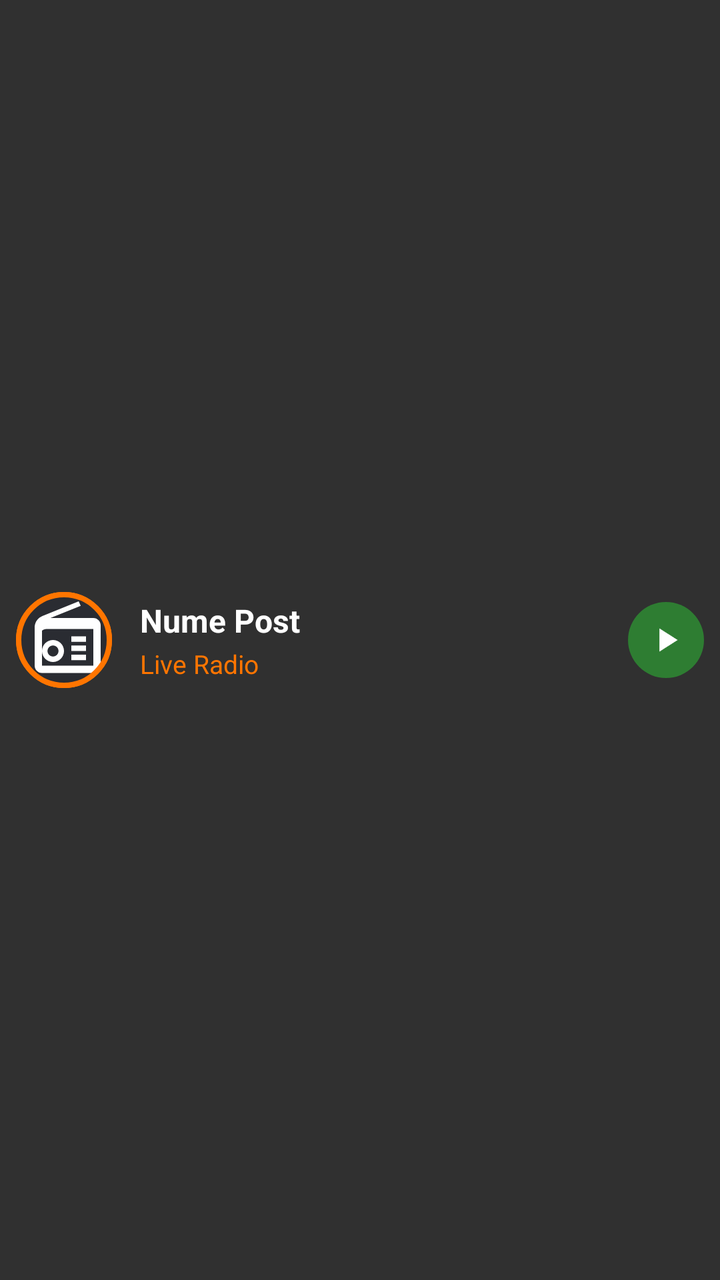
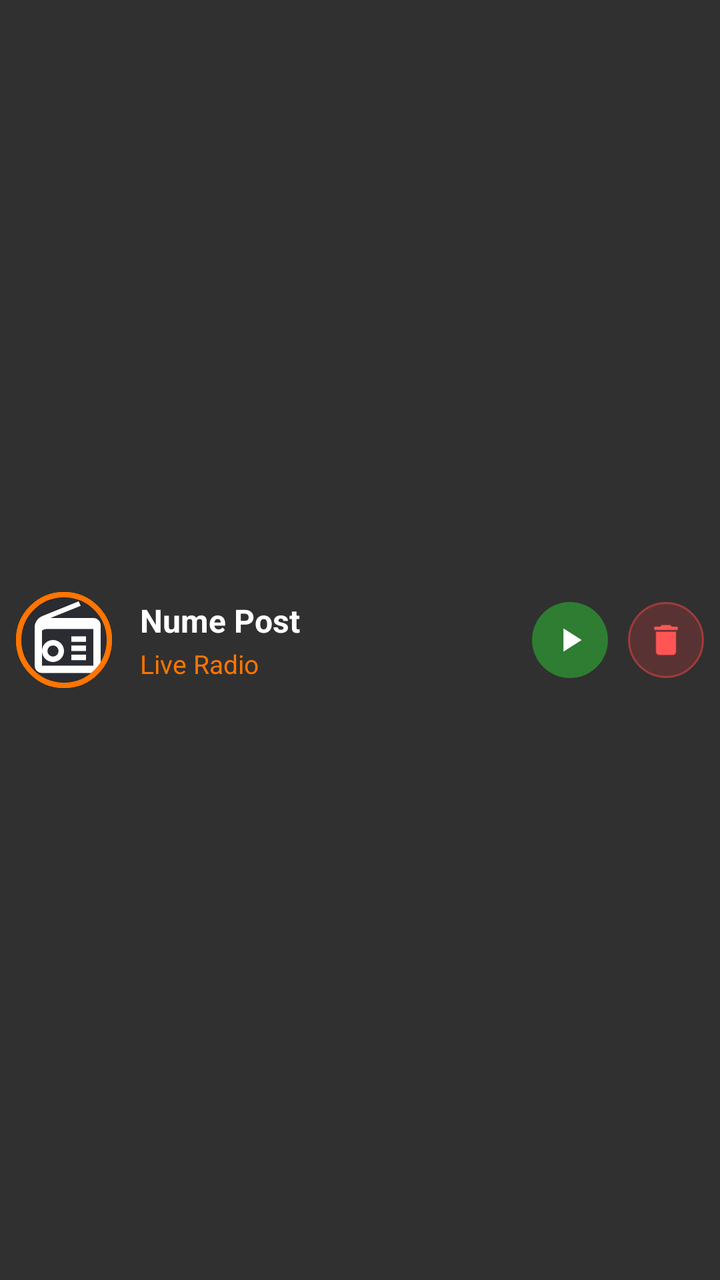

Compare the two renders of this Android layout. The source of the first and the diff that turns it into the second are given below.
<!-- AndroidManifest.xml: application theme Theme.AppCompat.NoActionBar -->
<!-- res/layout/item_radio_station.xml -->
<?xml version="1.0" encoding="utf-8"?>
<LinearLayout xmlns:android="http://schemas.android.com/apk/res/android"
    android:layout_width="match_parent"
    android:layout_height="62dp"
    android:orientation="horizontal"
    android:gravity="center_vertical"
    android:paddingStart="8dp"
    android:paddingEnd="8dp"
    android:paddingTop="6dp"
    android:paddingBottom="6dp"
    android:background="@drawable/bg_favorite_item"
    android:clickable="true"
    android:focusable="true"
    android:focusableInTouchMode="false">

    
    <FrameLayout
        android:id="@+id/radio_logo_frame"
        android:layout_width="48dp"
        android:layout_height="48dp"
        android:background="@drawable/bg_circle_photo"
        android:foreground="@drawable/bg_circle_photo_border"
        android:padding="2dp">

        <ImageView
            android:id="@+id/radio_station_logo"
            android:layout_width="match_parent"
            android:layout_height="match_parent"
            android:scaleType="centerCrop"
            android:src="@drawable/ic_gauge_radio" />
    </FrameLayout>

    
    <LinearLayout
        android:layout_width="0dp"
        android:layout_height="wrap_content"
        android:layout_weight="1"
        android:layout_marginStart="14dp"
        android:orientation="vertical">

        <TextView
            android:id="@+id/radio_station_name"
            android:layout_width="match_parent"
            android:layout_height="wrap_content"
            android:text="Nume Post"
            android:textColor="@color/bmw_white"
            android:textSize="16sp"
            android:textStyle="bold"
            android:singleLine="true"
            android:ellipsize="end" />

        <TextView
            android:id="@+id/radio_station_genre"
            android:layout_width="match_parent"
            android:layout_height="wrap_content"
            android:layout_marginTop="2dp"
            android:text="Live Radio"
            android:textColor="@color/bmw_amber"
            android:textSize="13sp"
            android:singleLine="true" />
    </LinearLayout>

    
    <FrameLayout
        android:layout_width="38dp"
        android:layout_height="38dp"
        android:background="@drawable/bg_call_btn_answer"
        android:clickable="false"
        android:focusable="false">

        <ImageView
            android:id="@+id/radio_station_action_icon"
            android:layout_width="20dp"
            android:layout_height="20dp"
            android:layout_gravity="center"
            android:src="@drawable/ic_media_play" />
    </FrameLayout>

</LinearLayout>
<!-- resources referenced by this layout -->
<resources>
  <color name="bmw_amber">#FF7500</color>
  <color name="bmw_white">#FFFFFF</color>
  <!-- drawable bg_call_btn_answer (drawable) -->
  <?xml version="1.0" encoding="utf-8"?>
  <ripple xmlns:android="http://schemas.android.com/apk/res/android"
      android:color="#80FFFFFF">
      <item>
          <shape android:shape="rectangle">
              <corners android:radius="32dp" />
              <solid android:color="#2E7D32" />
          </shape>
      </item>
  </ripple>
  <!-- drawable bg_circle_photo (drawable) -->
  <?xml version="1.0" encoding="utf-8"?>
  <shape xmlns:android="http://schemas.android.com/apk/res/android"
      android:shape="oval">
      <solid android:color="#2A2C32" />
      <stroke android:width="2dp" android:color="@color/bmw_amber" />
  </shape>
  <!-- drawable bg_circle_photo_border (drawable) -->
  <?xml version="1.0" encoding="utf-8"?>
  <shape xmlns:android="http://schemas.android.com/apk/res/android"
      android:shape="oval">
      <solid android:color="@android:color/transparent" />
      <stroke android:width="2.5dp" android:color="@color/bmw_amber" />
  </shape>
  <!-- drawable bg_favorite_item (drawable) -->
  <?xml version="1.0" encoding="utf-8"?>
  <selector xmlns:android="http://schemas.android.com/apk/res/android">
      <item android:state_focused="true">
          <shape android:shape="rectangle">
              <corners android:radius="8dp" />
              <solid android:color="#33FFAA00" />
              <stroke android:width="1.5dp" android:color="@color/bmw_amber" />
          </shape>
      </item>
      <item android:state_pressed="true">
          <shape android:shape="rectangle">
              <corners android:radius="8dp" />
              <solid android:color="#44FFAA00" />
          </shape>
      </item>
      <item>
          <shape android:shape="rectangle">
              <corners android:radius="8dp" />
              <solid android:color="@android:color/transparent" />
          </shape>
      </item>
  </selector>
  <!-- drawable ic_gauge_radio (drawable) -->
  <?xml version="1.0" encoding="utf-8"?>
  <vector xmlns:android="http://schemas.android.com/apk/res/android"
      android:width="28dp"
      android:height="28dp"
      android:viewportWidth="24"
      android:viewportHeight="24">
      
      <path
          android:fillColor="#FFFFFF"
          android:pathData="M20,6H8.3l8.26,-3.34L16,1.46 6.12,5.45C4.94,5.92 4.1,7.03 4,8.31V19c0,1.1 0.9,2 2,2h14c1.1,0 2,-0.9 2,-2V8c0,-1.1 -0.9,-2 -2,-2zM20,19H6V9.45c0.32,-0.28 0.74,-0.45 1.2,-0.45h12.8V19z" />
      <path
          android:fillColor="#FFFFFF"
          android:pathData="M9,12c-1.66,0 -3,1.34 -3,3s1.34,3 3,3 3,-1.34 3,-3 -1.34,-3 -3,-3zm0,4.5c-0.83,0 -1.5,-0.67 -1.5,-1.5s0.67,-1.5 1.5,-1.5 1.5,0.67 1.5,1.5 -0.67,1.5 -1.5,1.5z" />
      <path
          android:fillColor="#FFFFFF"
          android:pathData="M14,11h4v1.5h-4zM14,13.5h4v1.5h-4zM14,16h4v1.5h-4z" />
  </vector>
  <!-- drawable ic_media_play (drawable) -->
  <vector xmlns:android="http://schemas.android.com/apk/res/android"
      android:width="24dp"
      android:height="24dp"
      android:viewportWidth="24"
      android:viewportHeight="24">
      <path
          android:fillColor="@color/bmw_white"
          android:pathData="M8,5v14l11,-7z"/>
  </vector>
</resources>

<!-- the commit's change to res/layout/item_radio_station.xml (unified diff, before → after) -->
@@ -1,5 +1,6 @@
 <?xml version="1.0" encoding="utf-8"?>
 <LinearLayout xmlns:android="http://schemas.android.com/apk/res/android"
+    xmlns:app="http://schemas.android.com/apk/res-auto"
     android:layout_width="match_parent"
     android:layout_height="62dp"
     android:orientation="horizontal"
@@ -76,4 +77,23 @@
             android:src="@drawable/ic_media_play" />
     </FrameLayout>
 
+    
+    <FrameLayout
+        android:id="@+id/btn_delete_station"
+        android:layout_width="38dp"
+        android:layout_height="38dp"
+        android:layout_marginStart="10dp"
+        android:background="@drawable/bg_radio_btn_delete"
+        android:clickable="true"
+        android:focusable="true"
+        android:focusableInTouchMode="false">
+
+        <ImageView
+            android:layout_width="20dp"
+            android:layout_height="20dp"
+            android:layout_gravity="center"
+            android:src="@drawable/ic_delete"
+            app:tint="#FF5555" />
+    </FrameLayout>
+
 </LinearLayout>
<!-- resource entries referenced after the edit -->
@@ -50,6 +50,28 @@
           </shape>
       </item>
   </selector>
+  <!-- drawable bg_radio_btn_delete (drawable) -->
+  <?xml version="1.0" encoding="utf-8"?>
+  <ripple xmlns:android="http://schemas.android.com/apk/res/android"
+      android:color="#80FFFFFF">
+      <item>
+          <shape android:shape="rectangle">
+              <corners android:radius="19dp" />
+              <solid android:color="#33FF4444" />
+              <stroke android:width="1dp" android:color="#80FF4444" />
+          </shape>
+      </item>
+  </ripple>
+  <!-- drawable ic_delete (drawable) -->
+  <vector xmlns:android="http://schemas.android.com/apk/res/android"
+      android:width="24dp"
+      android:height="24dp"
+      android:viewportWidth="24"
+      android:viewportHeight="24">
+      <path
+          android:fillColor="#FF5555"
+          android:pathData="M6,19c0,1.1 0.9,2 2,2h8c1.1,0 2,-0.9 2,-2V7H6v12zM19,4h-3.5l-1,-1h-5l-1,1H5v2h14V4z"/>
+  </vector>
   <!-- drawable ic_gauge_radio (drawable) -->
   <?xml version="1.0" encoding="utf-8"?>
   <vector xmlns:android="http://schemas.android.com/apk/res/android"
